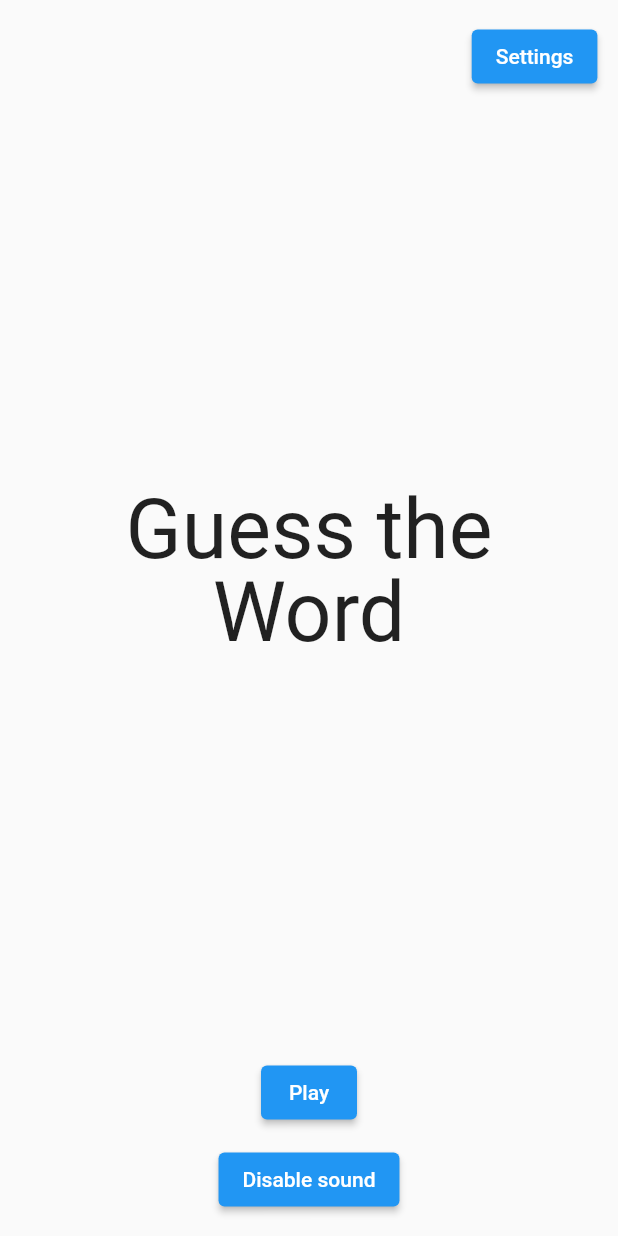
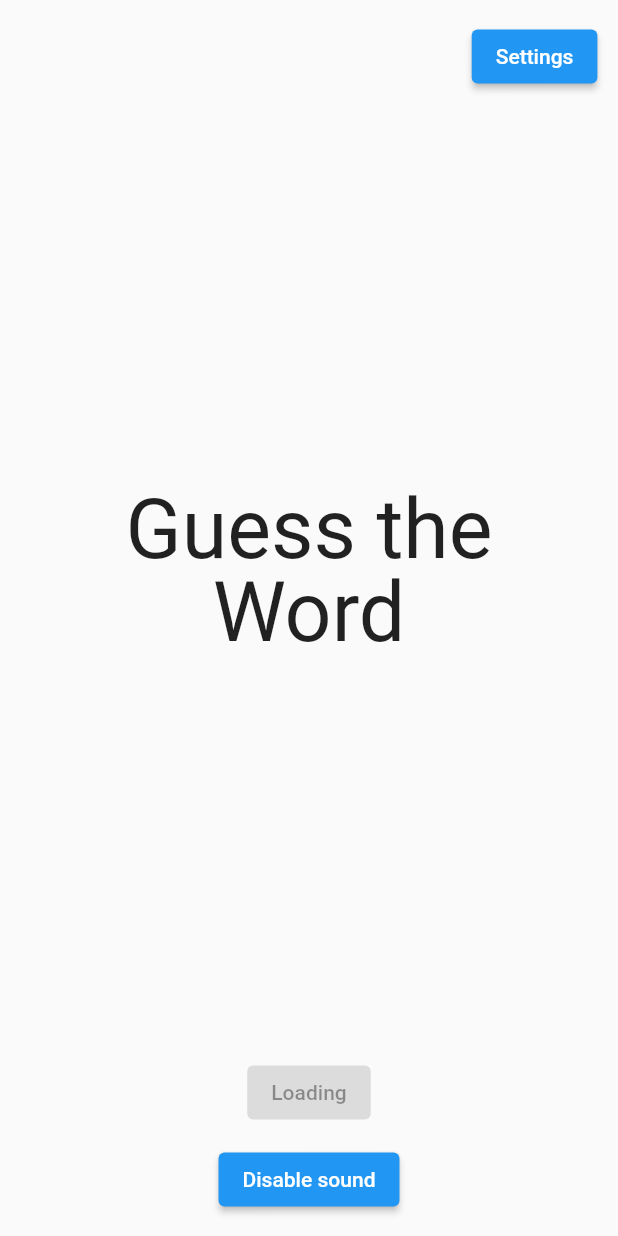
Before and after one commit to wilmarques/guess-word-game, a Flutter app: the screen it shows after launch, on a phone screen of 412 x 824 dp. Run offline on Flutter 3.47's test engine with Material 2 defaults, Android fonts, the phone set to English and light mode, and no system bars; our stand-ins replace device_preview, go_router; network calls fail.

```diff
--- a/lib/app.dart
+++ b/lib/app.dart
@@ -25,7 +25,7 @@ class GuessWordApp extends StatelessWidget {
     );
   }
 
-  // TODO (live): Extract the routes to another file
+  // TODO: Extract the routes to another file
   final GoRouter _router = GoRouter(
     routes: <GoRoute>[
       GoRoute(
--- a/lib/models/word.dart
+++ b/lib/models/word.dart
@@ -26,7 +26,8 @@ class Word {
           return referenceWord == word;
         })
         .expand((reference) => reference['shortdef'])
-        .map((def) => def as String);
+        .map((definition) => definition as String)
+        .map((definition) => _capitalizeFirstLetter(definition));
 
     return Word(
       definitions: definitions,
@@ -42,3 +43,6 @@ String _extractWordFromReference(Map<String, dynamic> reference) {
   final word = referenceId.split(':').first;
   return word;
 }
+
+String _capitalizeFirstLetter(String sentence) =>
+    sentence.replaceRange(0, 1, sentence[0].toUpperCase());
--- a/lib/pages/game_page.dart
+++ b/lib/pages/game_page.dart
@@ -22,7 +22,7 @@ class GamePage extends StatefulWidget {
 class _GamePageState extends State<GamePage> {
   List<String> guessedLetters = [];
 
-  // TODO (live): Extract this logic to a new service
+  // TODO: Extract this logic to a new service
   bool isAllLettersGuessedRight(Word currentWord) {
     final currentWordLetters = currentWord.letters;
     return currentWordLetters.every((letter) {
@@ -39,7 +39,7 @@ class _GamePageState extends State<GamePage> {
   @override
   Widget build(BuildContext context) {
     final wordLoaderService = WordLoaderService.of(context);
-    final currentWord = wordLoaderService.currentWord();
+    final currentWord = wordLoaderService.currentWord!;
     wordLoaderService.preloadNextWord();
 
     return Scaffold(
--- a/lib/pages/main_page.dart
+++ b/lib/pages/main_page.dart
@@ -1,6 +1,7 @@
 import 'package:flutter/material.dart';
 import 'package:go_router/go_router.dart';
 
+import '../services/word_loader_service.dart';
 import '../utils/responsive_screen.dart';
 import '../widgets/default_button.dart';
 
@@ -9,6 +10,13 @@ class MainPage extends StatelessWidget {
 
   @override
   Widget build(BuildContext context) {
+    final wordLoaderService = WordLoaderService.of(context);
+    final loading = wordLoaderService.loading;
+    // TODO (next): First word must be loaded before the game initialization
+    // The 'Play' must show 'Loading' while the first word is being loaded
+    // Once loaded, the 'Play' button must navigate to 'Game Page'
+    wordLoaderService.loadNextWord();
+
     return Scaffold(
       body: ResponsiveScreen(
         topMessageArea: Column(
@@ -36,10 +44,10 @@ class MainPage extends StatelessWidget {
           mainAxisAlignment: MainAxisAlignment.end,
           children: [
             DefaultButton(
-              onPressed: () {
+              onPressed: loading ? null : () {
                 GoRouter.of(context).go('/play');
               },
-              text: 'Play',
+              text: loading ? 'Loading' : 'Play',
             ),
             const SizedBox(height: 10),
             DefaultButton(
--- a/lib/pages/winning_page.dart
+++ b/lib/pages/winning_page.dart
@@ -35,7 +35,7 @@ class _WinningPageState extends State<WinningPage> {
               const SizedBox(height: 50),
               DefaultButton(
                 onPressed: () {
-                  wordLoaderService.loadNextWord();
+                  wordLoaderService.prepareNextWord();
                   GoRouter.of(context).go('/play');
                 },
                 text: 'Next word',
--- a/lib/services/word_loader_service.dart
+++ b/lib/services/word_loader_service.dart
@@ -26,11 +26,19 @@ class _WordRepository {
   }
 }
 
-// TODO (next): Connect this Service to the repository above (_WordRepository)
+// TODO: Extract InheritedWidget logic to another class
 class WordLoaderService extends InheritedWidget {
   WordLoaderService({super.key, required super.child});
 
   final _wordRepository = const _WordRepository();
+
+  final List<Word> _loadedWords = [];
+
+  // TODO: Make this non-nullable
+  Word? _currentWord;
+  Word? get currentWord => _currentWord;
+
+  bool get loading => _currentWord == null;
 
   static WordLoaderService of(BuildContext context) {
     final WordLoaderService? result =
@@ -40,44 +48,27 @@ class WordLoaderService extends InheritedWidget {
 
   @override
   bool updateShouldNotify(WordLoaderService oldWidget) {
-    return oldWidget.currentWord().word != currentWord().word;
+    if (oldWidget.currentWord == null) return false;
+    if (currentWord == null) return true;
+    return oldWidget.currentWord!.word != currentWord!.word;
   }
 
-  final List<Word> _loadedWords = [
-    const Word(
-      definitions: [
-        'Is all we need',
-        'A strong feeling of affection and concern toward another person, as that arising from kinship or close friendship.',
-        'A strong feeling of affection and concern for another person accompanied by sexual attraction.',
-        'A feeling of devotion or adoration toward God or a god.',
-      ],
-      word: 'love',
-      imageName: 'love',
-    ),
-    const Word(
-      definitions: [
-        'Opposite of love',
-        'It is hate',
-      ],
-      word: 'hate',
-      imageName: 'hate',
-    ),
-  ];
-  var _currentWordIndex = 0;
-
-  Word currentWord() => _loadedWords.elementAt(_currentWordIndex);
-
-  void loadNextWord() {
-    // Request a word from the Dictionary API and include the word in the _loadedWords array
-    if (_currentWordIndex >= (_loadedWords.length - 1)) {
-      _currentWordIndex = 0;
-    } else {
-      _currentWordIndex++;
-    }
+  void prepareNextWord() {
+    final nextWord = _loadedWords.first;
+    _loadedWords.removeAt(0);
+    _currentWord = nextWord;
   }
 
-  void preloadNextWord() {
-    _wordRepository.loadWord('love');
-    // throw 'Not implemented yet';
+  void loadNextWord() async {
+    // TODO (next): Randomize next word based on some API
+    final nextWord = await _wordRepository.loadWord('love');
+    _loadedWords.add(nextWord);
+    _currentWord = nextWord;
+  }
+
+  void preloadNextWord() async {
+    // TODO (next): Randomize next word based on some API
+    final word = await _wordRepository.loadWord('love');
+    _loadedWords.add(word);
   }
 }
--- a/lib/services_initializer.dart
+++ b/lib/services_initializer.dart
@@ -12,7 +12,7 @@ class ServicesInitializer extends StatelessWidget {
 
   @override
   Widget build(BuildContext context) {
-    // TODO (live): See how Theme.of(context) works
+    // TODO: See how Theme.of(context) works
     // They really put each service on a new line?
     return WordLoaderService(
       child: child,
```
Also changed, not shown: 3 other files.
